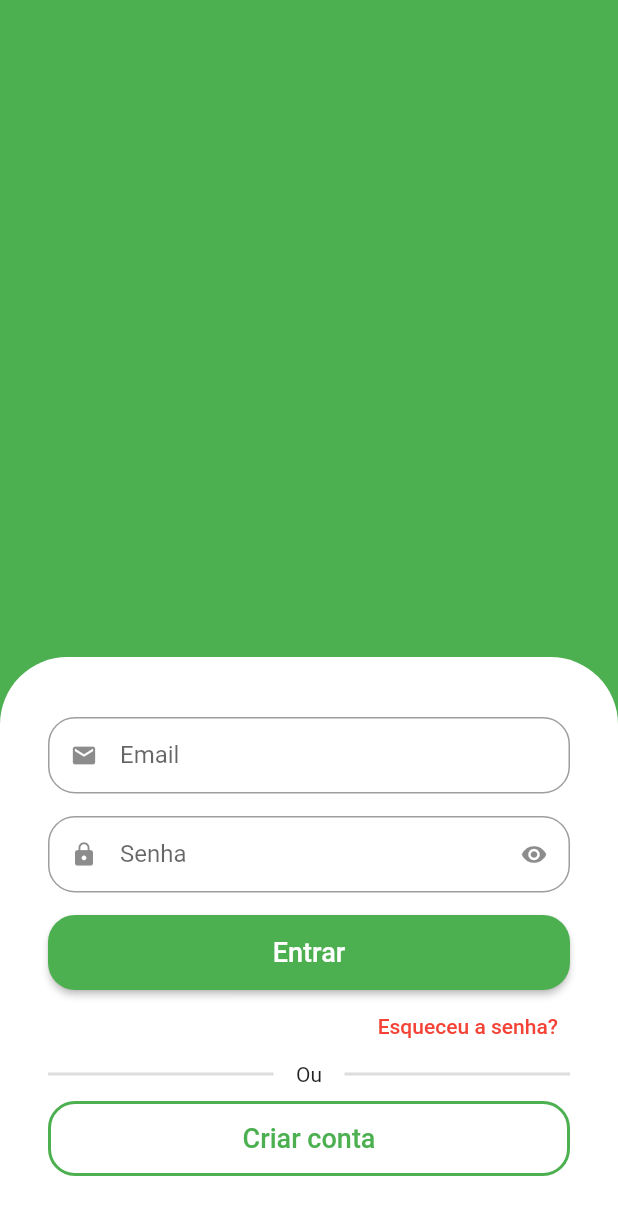
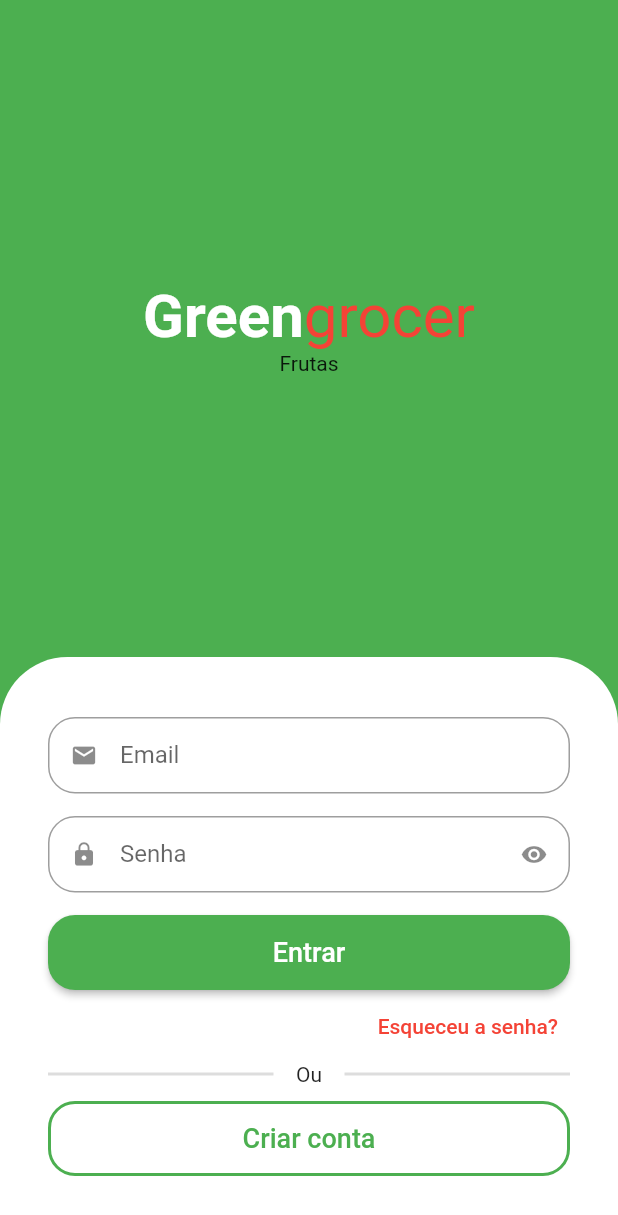
Before and after one commit to wilker123/App_Grocer, a Flutter app: the screen it shows after launch, on a phone screen of 412 x 824 dp. Shown: the top 1215 px of the screen. Run offline on Flutter 3.47's test engine with Material 2 defaults, Android fonts, the phone set to English and light mode, and no system bars.

Commit message:
Created textSpan for title in SignInScreen

```diff
--- a/greengrocer/lib/src/auth/sign_in_screen.dart
+++ b/greengrocer/lib/src/auth/sign_in_screen.dart
@@ -11,10 +11,36 @@ class SignInScreen extends StatelessWidget {
       body: Column(
         children: [
           Expanded(
-            child: Container(
-              color: Colors.green,
+            child: Column(
+              mainAxisAlignment: MainAxisAlignment.center,
+              children: const [
+                Text.rich(
+                  TextSpan(
+                    style: TextStyle(
+                      fontSize: 40,
+                    ),
+                    children: [
+                      TextSpan(
+                        text: "Green",
+                        style: TextStyle(
+                          color: Colors.white,
+                          fontWeight: FontWeight.bold,
+                        ),
+                      ),
+                      TextSpan(
+                        text: "grocer",
+                        style: TextStyle(
+                          color: Colors.red,
+                        ),
+                      )
+                    ],
+                  ),
+                ),
+                Text("Frutas"),
+              ],
             ),
           ),
+//Formulário
           Container(
             padding: const EdgeInsets.symmetric(horizontal: 32, vertical: 40),
             decoration: const BoxDecoration(
@@ -26,11 +52,12 @@ class SignInScreen extends StatelessWidget {
             child: Column(
               crossAxisAlignment: CrossAxisAlignment.stretch,
               children: [
-//Campos de texto
+//Email
                 const CustomTextField(
                   icon: Icons.email,
                   label: "Email",
                 ),
+//Senha
                 const CustomTextField(
                   icon: Icons.lock,
                   label: "Senha",
@@ -54,6 +81,7 @@ class SignInScreen extends StatelessWidget {
                     ),
                   ),
                 ),
+//Esqueceu a senha
                 Align(
                   alignment: Alignment.centerRight,
                   child: TextButton(
```
